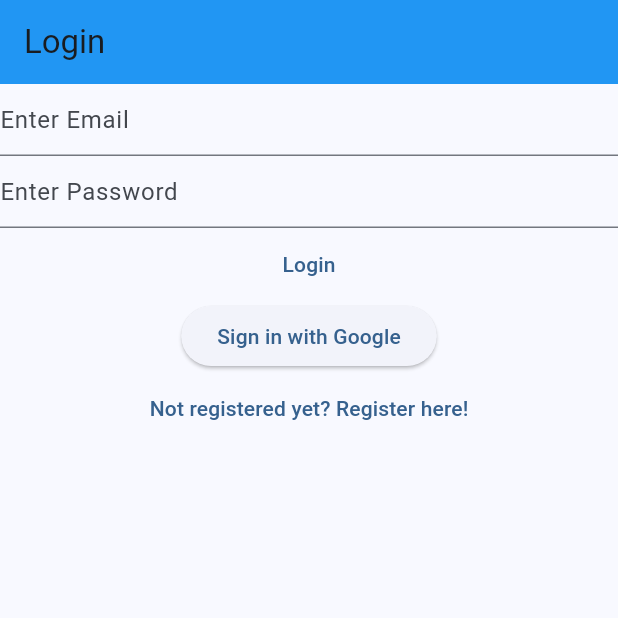
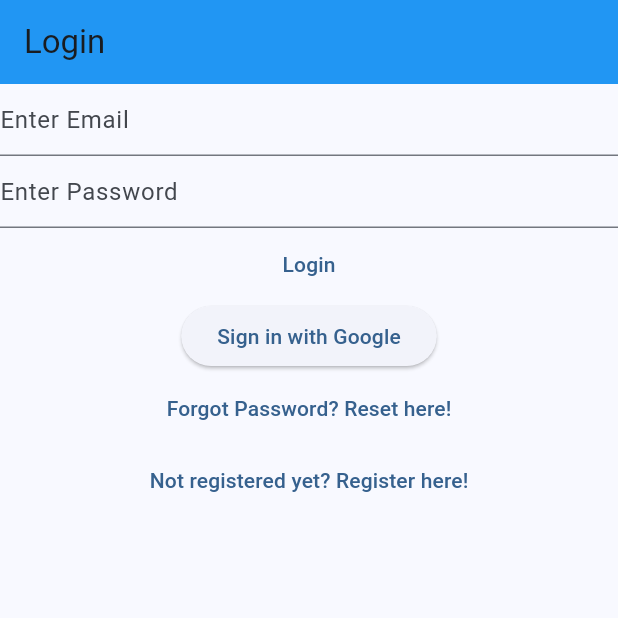
Before and after one commit to Heril555/mynotes, a Flutter app: the screen it shows after launch, on a phone screen of 412 x 824 dp, the top half of it. Run offline on Flutter 3.47's test engine with Material 3 defaults, Android fonts, the phone set to English and light mode, and no system bars; our stand-ins replace bloc, cloud_firestore, equatable, firebase_auth, firebase_core, flutter_bloc and 3 more; accounts and stored records are empty.

Commit message:
26-11-2024

```diff
--- a/lib/constants/routes.dart
+++ b/lib/constants/routes.dart
@@ -1,5 +1,5 @@
-const loginRoute='/login/';
-const registerRoute='/register/';
-const notesRoute='/notes/';
-const verifyRoute='/verify_email/';
+// const loginRoute='/login/';
+// const registerRoute='/register/';
+// const notesRoute='/notes/';
+// const verifyRoute='/verify_email/';
 const createOrUpdateNoteRoute = '/notes/new-note';
--- /dev/null
+++ b/lib/helpers/loading/loading_screen.dart
@@ -0,0 +1,107 @@
+import 'dart:async';
+
+import 'package:flutter/material.dart';
+import 'package:mynotes/helpers/loading/loading_screen_controller.dart';
+
+class LoadingScreen {
+  factory LoadingScreen() => _shared;
+  static final LoadingScreen _shared = LoadingScreen._sharedInstance();
+
+  LoadingScreen._sharedInstance();
+
+  LoadingScreenController? controller;
+
+  void show({
+    required BuildContext context,
+    required String text,
+  }) {
+    if (controller?.update(text) ?? false) {
+      return;
+    } else {
+      controller = showOverlay(
+        context: context,
+        text: text,
+      );
+    }
+  }
+
+  void hide() {
+    controller?.close();
+    controller = null;
+  }
+
+  LoadingScreenController showOverlay({
+    required BuildContext context,
+    required String text,
+  }) {
+    final _text = StreamController<String>();
+    _text.add(text);
+    final state = Overlay.of(context);
+    final renderBox = context.findRenderObject() as RenderBox;
+    final size = renderBox.size;
+
+    final overlay = OverlayEntry(builder: (context) {
+      return Material(
+        color: Colors.black.withAlpha(150),
+        child: Center(
+          child: Container(
+            constraints: BoxConstraints(
+              maxWidth: size.width * 0.8, //atmost 80% width
+              maxHeight: size.height * 0.8,
+              minWidth: size.width * 0.5,
+            ),
+            decoration: BoxDecoration(
+              color: Colors.white,
+              borderRadius: BorderRadius.circular(10.0),
+            ),
+            child: Padding(
+              padding: const EdgeInsets.all(16.0),
+              child: SingleChildScrollView(
+                child: Column(
+                  mainAxisSize: MainAxisSize.min,
+                  mainAxisAlignment: MainAxisAlignment.center,
+                  children: [
+                    const SizedBox(
+                      height: 10,
+                    ),
+                    const CircularProgressIndicator(),
+                    const SizedBox(
+                      height: 20,
+                    ),
+                    StreamBuilder(
+                      stream: _text.stream,
+                      builder: (context, snapshot) {
+                        if (snapshot.hasData) {
+                          return Text(
+                            snapshot.data as String,
+                            textAlign: TextAlign.center,
+                          );
+                        } else {
+                          return Container();
+                        }
+                      },
+                    )
+                  ],
+                ),
+              ),
+            ),
+          ),
+        ),
+      );
+    });
+
+    state.insert(overlay);
+
+    return LoadingScreenController(
+      close: () {
+        _text.close();
+        overlay.remove();
+        return true;
+      },
+      update: (text) {
+        _text.add(text);
+        return true;
+      },
+    );
+  }
+}
--- /dev/null
+++ b/lib/helpers/loading/loading_screen_controller.dart
@@ -0,0 +1,11 @@
+import 'package:flutter/foundation.dart' show immutable;
+
+typedef CloseLoadingScreen = bool Function();
+typedef UpdateLoadingScreen = bool Function(String text);
+
+@immutable
+class LoadingScreenController{
+  final CloseLoadingScreen close;
+  final UpdateLoadingScreen update;
+  const LoadingScreenController({required this.close, required this.update,});
+}
--- a/lib/main.dart
+++ b/lib/main.dart
@@ -3,10 +3,12 @@ import 'dart:developer' as devtools show log;
 import 'package:flutter/material.dart';
 import 'package:flutter_bloc/flutter_bloc.dart';
 import 'package:mynotes/constants/routes.dart';
+import 'package:mynotes/helpers/loading/loading_screen.dart';
 import 'package:mynotes/services/auth/auth_service.dart';
 import 'package:mynotes/services/auth/bloc/auth_bloc.dart';
 import 'package:mynotes/services/auth/bloc/auth_event.dart';
 import 'package:mynotes/services/auth/bloc/auth_state.dart';
+import 'package:mynotes/views/forgot_password_view.dart';
 import 'package:mynotes/views/login_view.dart';
 import 'package:mynotes/views/notes/create_update_note_view.dart';
 import 'package:mynotes/views/notes/notes_view.dart';
@@ -28,10 +30,10 @@ void main() {
         child: const HomePage(),
       ),
       routes: {
-        loginRoute: (context) => const LoginView(),
-        registerRoute: (context) => const RegisterView(),
-        notesRoute: (context) => const NotesView(),
-        verifyRoute: (context) => const VerifyEmailView(),
+        // loginRoute: (context) => const LoginView(),
+        // registerRoute: (context) => const RegisterView(),
+        // notesRoute: (context) => const NotesView(),
+        // verifyRoute: (context) => const VerifyEmailView(),
         createOrUpdateNoteRoute: (context) => const CreateUpdateNoteView()
       },
     ),
@@ -44,7 +46,14 @@ class HomePage extends StatelessWidget {
   @override
   Widget build(BuildContext context) {
     context.read<AuthBloc>().add(const AuthEventInitialize());
-    return BlocBuilder<AuthBloc, AuthState>(
+    return BlocConsumer<AuthBloc, AuthState>(
+      listener: (context, state) {
+        if(state.isLoading){
+          LoadingScreen().show(context: context, text: state.loadingText??'Please wait a moment');
+        }else{
+          LoadingScreen().hide();
+        }
+      },
       builder: (context, state) {
         if (state is AuthStateLoggedIn) {
           return const NotesView();
@@ -52,8 +61,16 @@ class HomePage extends StatelessWidget {
           return const VerifyEmailView();
         } else if (state is AuthStateLoggedOut) {
           return const LoginView();
+        } else if (state is AuthStateForgotPassword) {
+          return const ForgotPasswordView();
+        } else if (state is AuthStateRegistering) {
+          return const RegisterView();
         } else {
-          return const Scaffold();
+          return const Scaffold(
+            body: Center(
+              child: CircularProgressIndicator()
+            ),
+          );
         }
       },
     );
--- a/lib/services/auth/auth_provider.dart
+++ b/lib/services/auth/auth_provider.dart
@@ -14,4 +14,5 @@ abstract class AuthProvider {
   });
   Future<void> logOut();
   Future<void> sendEmailVerification();
+  Future<void> sendPasswordReset({required String toEmail});
 }
--- a/lib/services/auth/auth_service.dart
+++ b/lib/services/auth/auth_service.dart
@@ -29,4 +29,8 @@ class AuthService implements AuthProvider{
 
   @override
   Future<AuthUser> logInWithGoogle() => provider.logInWithGoogle();
+
+  @override
+  Future<void> sendPasswordReset({required String toEmail}) =>
+      provider.sendPasswordReset(toEmail: toEmail);
 }
--- a/lib/services/auth/bloc/auth_event.dart
+++ b/lib/services/auth/bloc/auth_event.dart
@@ -15,6 +15,29 @@ class AuthEventLogIn extends AuthEvent{
   const AuthEventLogIn(this.email, this.password);
 }
 
+class AuthEventLogInWithGoogle extends AuthEvent{
+  const AuthEventLogInWithGoogle();
+}
+
 class AuthEventLogOut extends AuthEvent{
   const AuthEventLogOut();
 }
+
+class AuthEventSendEmailVerification extends AuthEvent{
+  const AuthEventSendEmailVerification();
+}
+
+class AuthEventRegister extends AuthEvent{
+  final String email;
+  final String password;
+  const AuthEventRegister(this.email, this.password);
+}
+
+class AuthEventShouldRegister extends AuthEvent{
+  const AuthEventShouldRegister();
+}
+
+class AuthEventForgotPassword extends AuthEvent {
+  final String? email;
+  const AuthEventForgotPassword({this.email});
+}
--- a/lib/services/auth/bloc/auth_state.dart
+++ b/lib/services/auth/bloc/auth_state.dart
@@ -1,34 +1,64 @@
+import 'package:equatable/equatable.dart';
 import 'package:flutter/foundation.dart' show immutable;
 import 'package:mynotes/services/auth/auth_user.dart';
 
 @immutable
-abstract class AuthState{
-  const AuthState();
+abstract class AuthState {
+  final bool isLoading;
+  final String? loadingText;
+
+  const AuthState({
+    required this.isLoading,
+    this.loadingText = 'Please wait a moment',
+  });
 }
 
-class AuthStateLoading extends AuthState{
-  const AuthStateLoading();
+class AuthStateUninitialized extends AuthState {
+  const AuthStateUninitialized({required super.isLoading});
 }
 
-class AuthStateLoggedIn extends AuthState{
-  final AuthUser user;
-  const AuthStateLoggedIn(this.user);
+class AuthStateRegistering extends AuthState {
+  final Exception? exception;
+
+  const AuthStateRegistering({
+    required super.isLoading,
+    super.loadingText,
+    required this.exception,
+  });
 }
 
-class AuthStateLoginFailure extends AuthState{
-  final Exception exception;
-  const AuthStateLoginFailure(this.exception);
+class AuthStateLoggedIn extends AuthState {
+  final AuthUser user;
+
+  const AuthStateLoggedIn({
+    required super.isLoading,
+    required this.user,
+  });
 }
 
-class AuthStateNeedsVerification extends AuthState{
-  const AuthStateNeedsVerification();
+class AuthStateNeedsVerification extends AuthState {
+  const AuthStateNeedsVerification({required super.isLoading});
 }
 
-class AuthStateLoggedOut extends AuthState{
-  const AuthStateLoggedOut();
+class AuthStateLoggedOut extends AuthState with EquatableMixin {
+  final Exception? exception;
+
+  const AuthStateLoggedOut({
+    required super.isLoading,
+    super.loadingText,
+    required this.exception,
+  });
+
+  @override
+  List<Object?> get props => [exception, isLoading];
 }
 
-class AuthStateLogoutFailure extends AuthState{
-  final Exception exception;
-  const AuthStateLogoutFailure(this.exception);
+class AuthStateForgotPassword extends AuthState {
+  final Exception? exception;
+  final bool hasSentEmail;
+  const AuthStateForgotPassword({
+    required this.exception,
+    required this.hasSentEmail,
+    required super.isLoading,
+  });
 }
--- /dev/null
+++ b/lib/utilities/dialogs/loading_dialog.dart
@@ -0,0 +1,27 @@
+import 'package:flutter/material.dart';
+
+typedef CloseDialog = void Function();
+
+CloseDialog showLoadingDialog({
+  required BuildContext context,
+  required String text,
+}) {
+  final dialog = AlertDialog(
+    content: Column(
+      mainAxisSize: MainAxisSize.min,
+      children: [
+        const CircularProgressIndicator(),
+        const SizedBox(height: 10.0),
+        Text(text),
+      ],
+    ),
+  );
+
+  showDialog(
+    context: context,
+    barrierDismissible: false,
+    builder: (context) => dialog,
+  );
+
+  return () => Navigator.of(context).pop();
+}
--- a/pubspec.yaml
+++ b/pubspec.yaml
@@ -47,6 +47,7 @@ dependencies:
   share_plus: ^10.1.2
   bloc: ^8.1.4
   flutter_bloc: ^8.1.6
+  equatable: ^2.0.7
 
 dev_dependencies:
   flutter_test:
```
Also changed, not shown: lib/services/auth/bloc/auth_bloc.dart (+83 -10 lines), lib/services/auth/firebase_auth_provider.dart (+20 -2 lines), lib/views/forgot_password_view.dart (added, +94 -0 lines), lib/views/login_view.dart (+49 -26 lines), lib/views/register_view.dart (+39 -27 lines), lib/views/verify_email.dart (+7 -9 lines), pubspec.lock.
